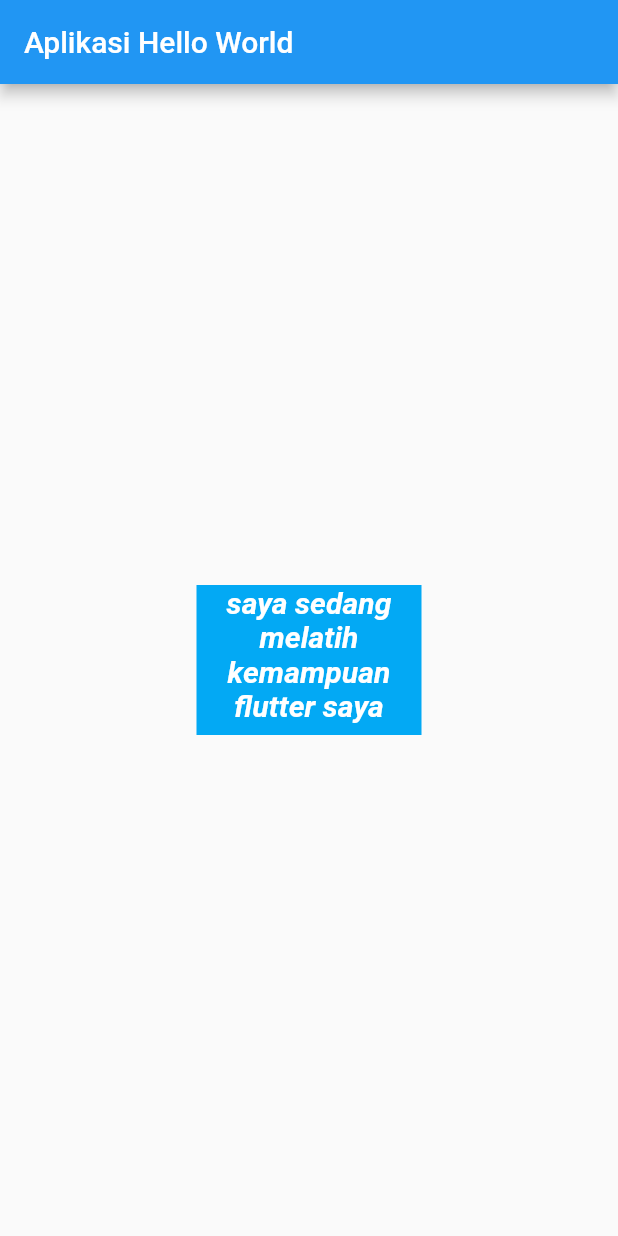
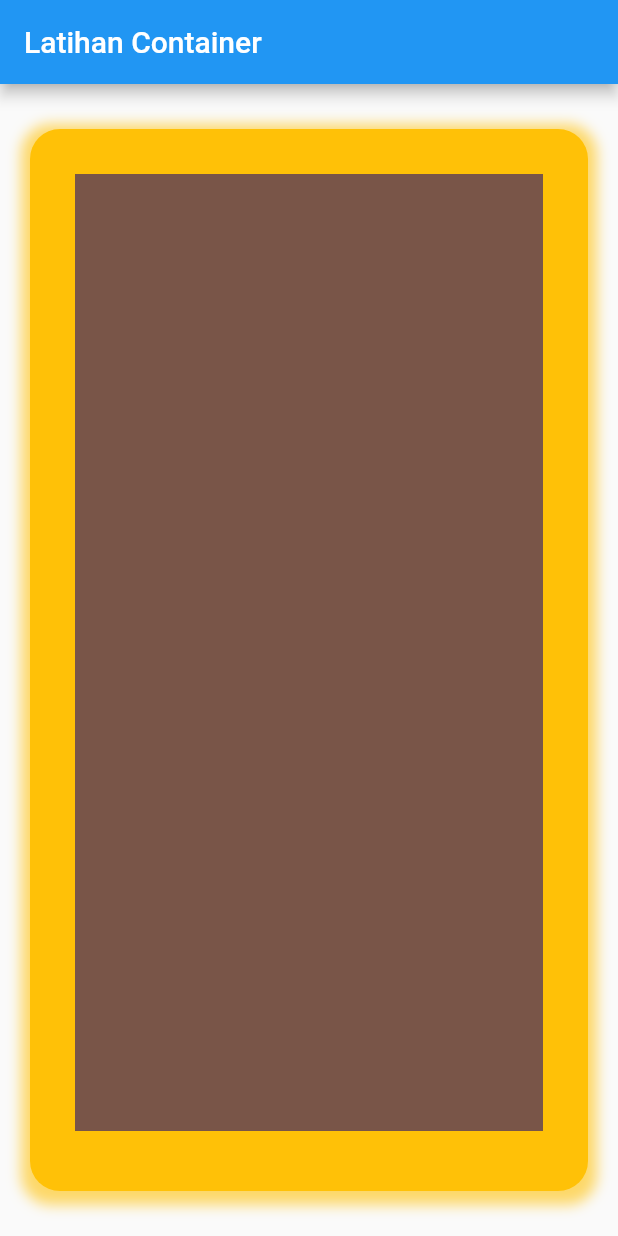
Before and after one commit to tryoasnafi/flutter-fundamental, a Flutter app: the screen it shows after launch, on a phone screen of 412 x 824 dp. Run offline on Flutter 3.47's test engine with Material 2 defaults, Android fonts, the phone set to English and light mode, and no system bars.

Commit message:
Container Widget

```diff
--- a/lib/main.dart
+++ b/lib/main.dart
@@ -8,26 +8,25 @@ class MyApp extends StatelessWidget {
     return MaterialApp(
       home: Scaffold(
         appBar: AppBar(
-          title: Text('Aplikasi Hello World'),
+          title: Text('Latihan Container'),
         ),
-        body: Center(
+        body: Container(
+          margin: EdgeInsets.symmetric(horizontal: 20, vertical: 30),
+          padding: EdgeInsets.fromLTRB(30, 30, 30, 40),
+          decoration: BoxDecoration(
+            borderRadius: BorderRadius.circular(20.0),
+            color: Colors.amber,
+            boxShadow: [
+              BoxShadow(
+                color: Colors.amber.withOpacity(0.6),
+                spreadRadius: 6,
+                blurRadius: 7,
+                offset: Offset(0, 3),
+              ),
+            ],
+          ),
           child: Container(
-            color: Colors.lightBlue,
-            width: 150,
-            height: 100,
-            child: Text(
-              'saya sedang melatih kemampuan flutter saya',
-              // maxLines: 2,
-              // overflow: TextOverflow.ellipsis,
-              // softWrap: false,
-              textAlign: TextAlign.center,
-              style: TextStyle(
-                color: Colors.white,
-                fontSize: 20,
-                fontStyle: FontStyle.italic,
-                fontWeight: FontWeight.bold,
-              ),
-            ),
+            color: Colors.brown,
           ),
         ),
       ),
```
